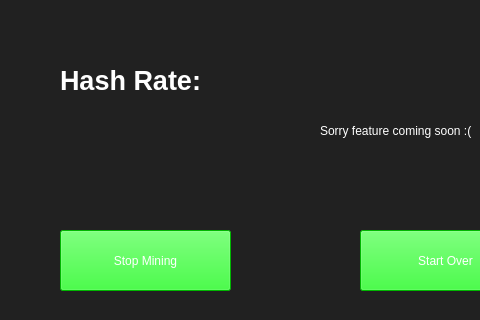
The window that Mr.Mining/MikeTheMiner/NowMining.ui (patel344/Mr.Miner) describes before a commit, drawn with Qt 5; both pictures show x 0 to 480 and y 190 to 510 of the 590 by 600 pixel window.
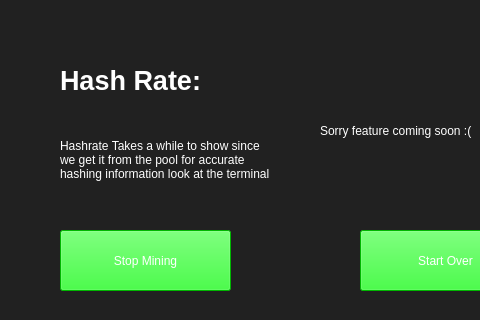
The same window after the commit. Icons and pictures are not drawn.

The edit to the form file:
```diff
--- a/Mr.Mining/MikeTheMiner/NowMining.ui
+++ b/Mr.Mining/MikeTheMiner/NowMining.ui
@@ -614,6 +614,19 @@
     <bool>true</bool>
    </property>
   </widget>
+  <widget class="QLabel" name="label_2">
+   <property name="geometry">
+    <rect>
+     <x>60</x>
+     <y>320</y>
+     <width>221</width>
+     <height>61</height>
+    </rect>
+   </property>
+   <property name="text">
+    <string>&lt;html&gt;&lt;head/&gt;&lt;body&gt;&lt;p&gt;&lt;span style=&quot; color:#ffffff;&quot;&gt;Hashrate Takes a while to show since&lt;br&gt;we get it from the pool for accurate&lt;br&gt;hashing information look at the terminal&lt;/span&gt;&lt;/p&gt;&lt;/body&gt;&lt;/html&gt;</string>
+   </property>
+  </widget>
  </widget>
  <resources>
   <include location="ChooseCurrency.qrc"/>
```
